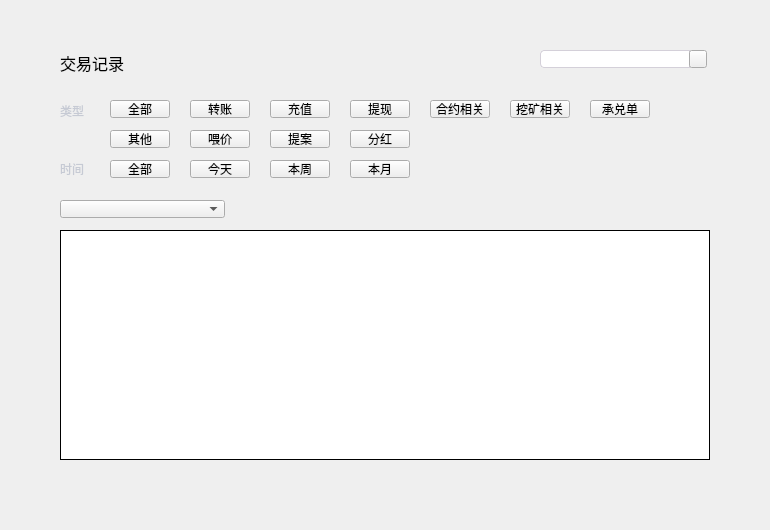
Above: LNKWallet/alltransactionwidget.ui from HcashOrg/hx-indicator before the change. Below: the same form after it.
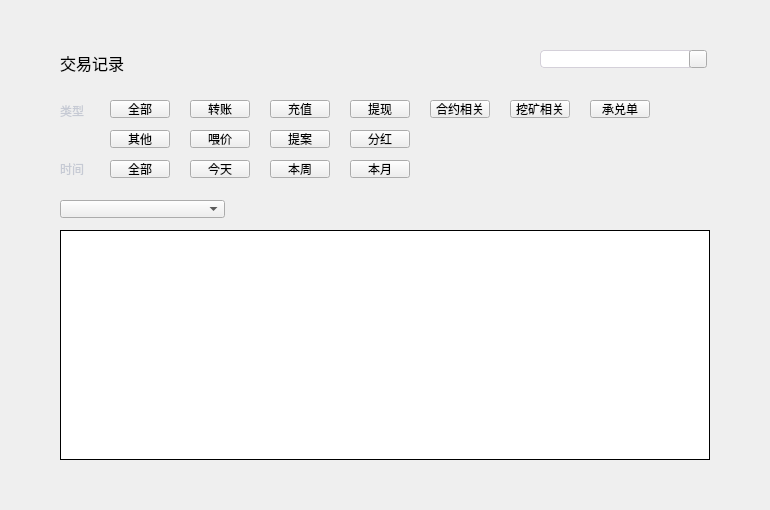
That is the form after the change. Icons and pictures are not drawn.

The edit to the form file:
```diff
--- a/LNKWallet/alltransactionwidget.ui
+++ b/LNKWallet/alltransactionwidget.ui
@@ -7,7 +7,7 @@
     <x>0</x>
     <y>0</y>
     <width>770</width>
-    <height>530</height>
+    <height>510</height>
    </rect>
   </property>
   <property name="font">
@@ -558,7 +558,7 @@
    <property name="geometry">
     <rect>
      <x>0</x>
-     <y>483</y>
+     <y>466</y>
      <width>770</width>
      <height>41</height>
     </rect>
```
